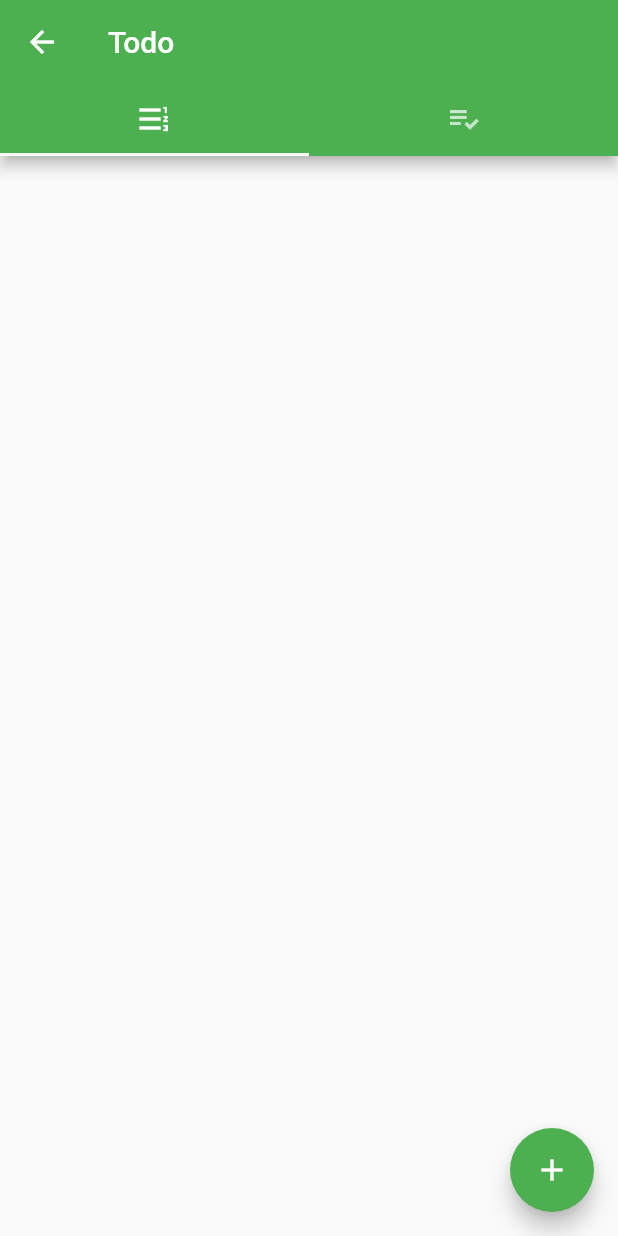
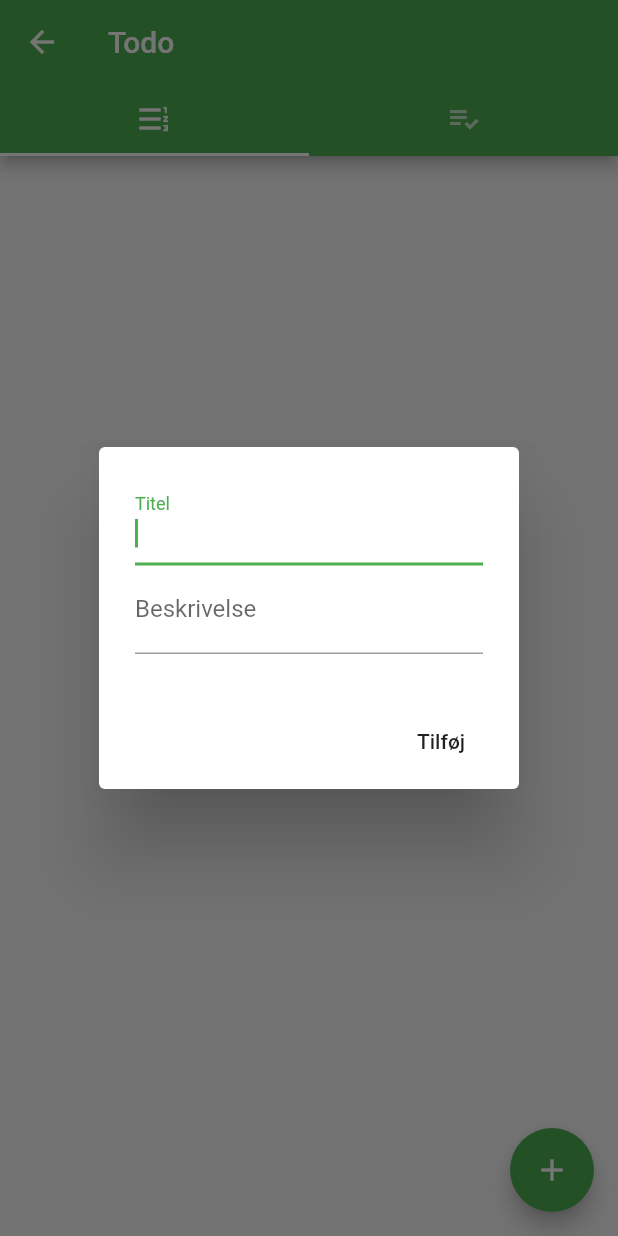
Before and after one commit to 2account/MyDashboard, a Flutter app: the TodoPage screen opened by its route, after a tap on the "add" icon, on a phone screen of 412 x 824 dp. Run offline on Flutter 3.47's test engine with Material 2 defaults, Android fonts, the phone set to English and light mode, and no system bars; our stand-ins replace share, sqflite; accounts and stored records are empty.

Commit message:
More stuff

```diff
--- a/lib/screens/todo/todopage.dart
+++ b/lib/screens/todo/todopage.dart
@@ -1,6 +1,5 @@
 import 'package:dashboard/repositories/todo/todorepository.dart';
 import 'package:flutter/material.dart';
-import 'package:flutter/services.dart';
 import 'package:dashboard/models/todo/todomodel.dart';
 import 'package:dashboard/widgets/todo/todowidget.dart';
 import 'package:sqflite/sqflite.dart';
@@ -15,6 +14,9 @@ class TodoPage extends StatefulWidget {
 }
 
 class _TodoPageState extends State<TodoPage> {
+  final titleController = TextEditingController();
+  final descriptionController = TextEditingController();
+
   /// Object for accessing the database
   TodoRepository repo = new TodoRepository();
 
@@ -90,12 +92,54 @@ class _TodoPageState extends State<TodoPage> {
           child: Icon(
             Icons.add,
           ),
-          onPressed: () async {
-            HapticFeedback.vibrate();
-          },
+          onPressed: () => _showAddItemDialog(context),
         ),
       ),
     );
+  }
+
+  /// Shows the dialog for adding a task
+  void _showAddItemDialog(BuildContext context) {
+    showDialog(
+      context: context,
+      builder: (_) {
+        return AlertDialog(
+          actions: [
+            FlatButton(
+              child: Text("Tilføj"),
+              onPressed: () => _addItem(),
+            )
+          ],
+          content: Container(
+            height: 120,
+            child: Column(
+              children: [
+                TextField(
+                  controller: titleController,
+                  autofocus: true,
+                  decoration: InputDecoration(
+                    labelText: "Titel",
+                  ),
+                ),
+                TextField(
+                  controller: descriptionController,
+                  autofocus: true,
+                  decoration: InputDecoration(
+                    labelText: "Beskrivelse",
+                  ),
+                ),
+              ],
+            ),
+          ),
+        );
+      },
+    );
+  }
+
+  // TODO: Implement addItem function
+  void _addItem() {
+    repo.insertAsync(
+        TodoModel(titleController.text, descriptionController.text, "false"));
   }
 
   /// Reorders items
```
